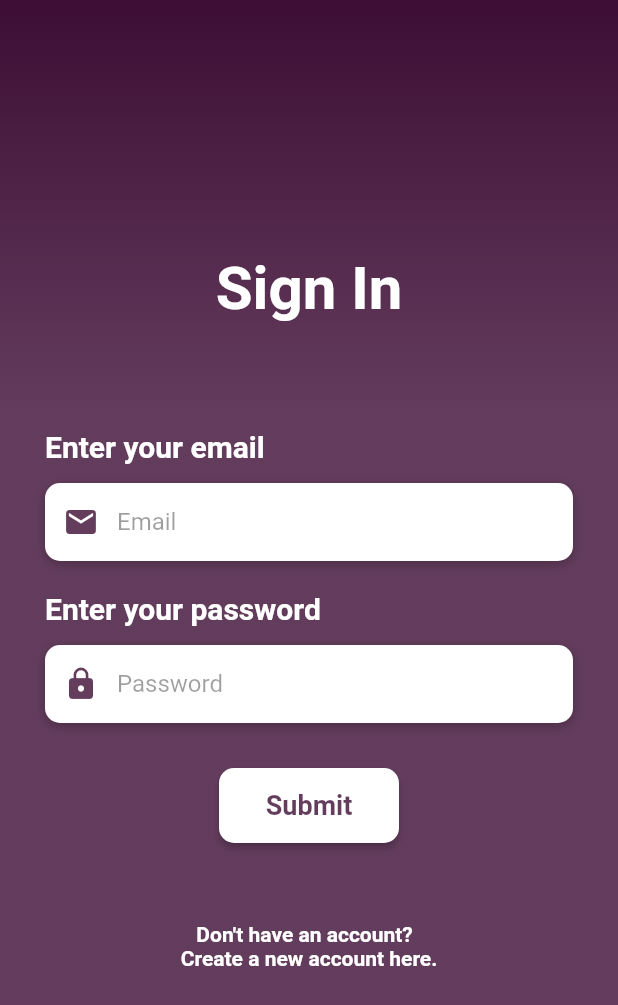
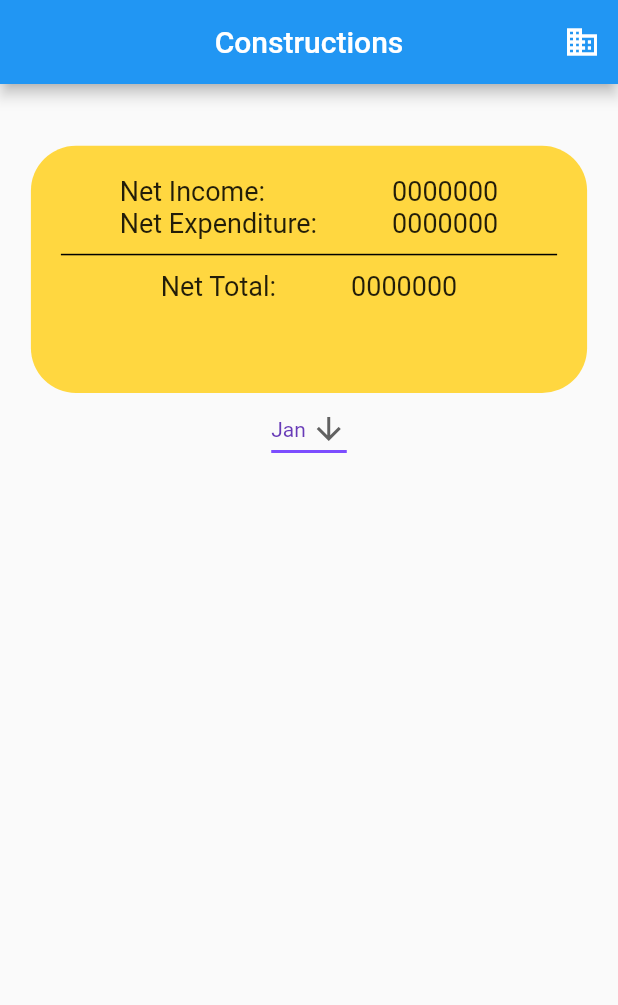
Before and after one commit to josseppittapillil/Stash, a Flutter app: the screen it shows after launch, on a phone screen of 412 x 824 dp. Shown: the top 1005 px of the screen. Run offline on Flutter 3.47's test engine with Material 2 defaults, Android fonts, the phone set to English and light mode, and no system bars.

Commit message:
construct page till month bar

```diff
--- /dev/null
+++ b/stash/lib/construct.dart
@@ -0,0 +1,165 @@
+import 'package:flutter/material.dart';
+
+
+const List<String> list = <String>['Jan', 'Feb', 'Mar', 'Apr','May','Jun','Jul','Aug','Sep','Oct','Nov','Dec'];
+
+class Construct extends StatefulWidget {
+  const Construct({super.key});
+
+  @override
+  State<Construct> createState() => _ConstructState();
+}
+
+class _ConstructState extends State<Construct> {
+  String dropdownValue = list[0];
+  @override
+  Widget build(BuildContext context) {
+    final screenWidth = MediaQuery.of(context).size.width;
+    final screenHeight = MediaQuery.of(context).size.height;
+
+    return Scaffold(
+      appBar: AppBar(
+        title: Text(
+          "Constructions",
+          style: TextStyle(),
+        ),
+        centerTitle: true,
+        actions: [
+          IconButton(
+              onPressed: () {
+                //Logout function
+              },
+              icon: Icon(Icons.business_sharp))
+        ],
+      ),
+      body: Container(
+          child: Column(
+        children: [
+          SizedBox(
+            height: screenHeight * 0.05,
+          ),
+
+          //NET VALUES CONTAINER
+
+          Center(
+            child: Container(
+              padding: EdgeInsets.all(20),
+              width: screenWidth * 0.90,
+              height: screenHeight * 0.20,
+              decoration: BoxDecoration(
+                  color: Colors.amberAccent,
+                  borderRadius: BorderRadius.circular(30)),
+              child: Column(
+                children: [
+                  Row(
+                    mainAxisAlignment: MainAxisAlignment.center,
+                    children: [
+                      Column(
+                          crossAxisAlignment: CrossAxisAlignment.start,
+                          children: [
+                            Text(
+                              "Net Income:",
+                              style: TextStyle(fontSize: 18),
+                            ),
+                            Text(
+                              "Net Expenditure:",
+                              style: TextStyle(fontSize: 18),
+                            ),
+                          ]),
+                      SizedBox(
+                        width: 50,
+                      ),
+                      Column(
+                        children: [
+                          Column(
+                              crossAxisAlignment: CrossAxisAlignment.start,
+                              children: [
+                                Text(
+                                  "0000000",
+                                  style: TextStyle(fontSize: 18),
+                                ),
+                                Text(
+                                  "0000000",
+                                  style: TextStyle(fontSize: 18),
+                                ),
+                              ])
+                        ],
+                      )
+                    ],
+                  ),
+                  SizedBox(
+                    height: 10,
+                  ),
+                  Container(
+                    width: screenWidth * 90,
+                    height: 1,
+                    decoration: BoxDecoration(
+                      color: Color(0xff000000),
+                    ),
+                  ),
+                  SizedBox(
+                    height: 10,
+                  ),
+                  Row(
+                    mainAxisAlignment: MainAxisAlignment.center,
+                    children: [
+                      Column(
+                          crossAxisAlignment: CrossAxisAlignment.start,
+                          children: [
+                            Text(
+                              "Net Total:",
+                              style: TextStyle(fontSize: 18),
+                            ),
+                          ]),
+                      SizedBox(
+                        width: 50,
+                      ),
+                      Column(
+                        children: [
+                          Column(
+                              crossAxisAlignment: CrossAxisAlignment.start,
+                              children: [
+                                Text(
+                                  "0000000",
+                                  style: TextStyle(fontSize: 18),
+                                ),
+                              ])
+                        ],
+                      )
+                    ],
+                  )
+                ],
+              ),
+            ),
+          ),
+
+          //MONTH DROPDOWN
+
+          DropdownButton<String>(
+            value: dropdownValue,
+            icon: const Icon(Icons.arrow_downward),
+            elevation: 16,
+            menuMaxHeight: screenHeight * 0.20,
+            style: const TextStyle(color: Colors.deepPurple),
+            underline: Container(
+              height: 2,
+              color: Colors.deepPurpleAccent,
+            ),
+            onChanged: (String? value) {
+              // This is called when the user selects an item.
+              setState(() {
+                dropdownValue = value!;
+              });
+            },
+            items: list.map<DropdownMenuItem<String>>((String value) {
+              return DropdownMenuItem<String>(
+                value: value,
+                child: Text(value),
+              );
+            }).toList(),
+          ),
+        ],
+      )),
+    );
+  }
+}
--- a/stash/lib/main.dart
+++ b/stash/lib/main.dart
@@ -1,5 +1,7 @@
 import 'package:flutter/material.dart';
+import 'package:stash/construct.dart';
 import 'package:stash/loginpage.dart';
+
 
 
 //hi josse
@@ -15,12 +17,13 @@ class MyApp extends StatelessWidget {
   @override
   Widget build(BuildContext context) {
     return MaterialApp(
+      debugShowCheckedModeBanner: false,
       title: 'Flutter Demo',
       theme: ThemeData(
 
         primarySwatch: Colors.blue,
       ),
-      home: const LoginPage(),
+      home: const Construct(),
     );
   }
 }
```
Also changed, not shown: stash/lib/landing.dart (added, +98 -0 lines), stash/lib/landpage.dart (deleted, +0 -15 lines), stash/pubspec.yaml (line endings or trailing spaces).
